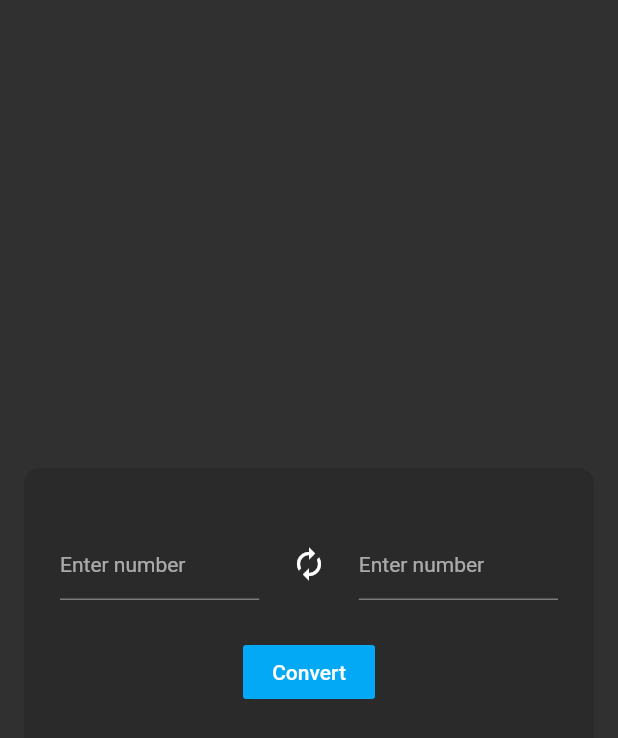
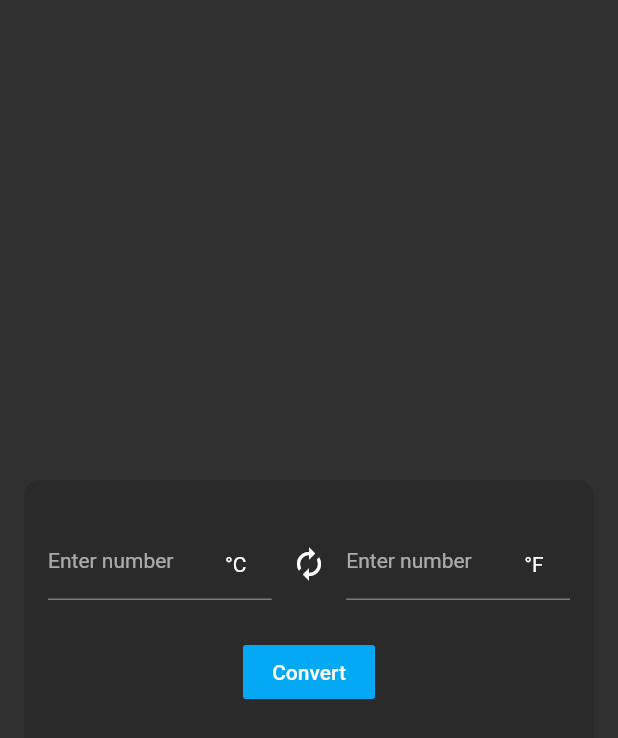
Before and after one commit to nguyenchitien/day01_ex, a Flutter app: the screen it shows after launch, on a phone screen of 412 x 824 dp. Shown: the top 738 px of the screen. Run offline on Flutter 3.47's test engine with Material 2 defaults, Android fonts, the phone set to English and light mode, and no system bars.

Commit message:
Fix suffic TextField

```diff
--- a/lib/ex_1.dart
+++ b/lib/ex_1.dart
@@ -26,7 +26,7 @@ class _Ex1State extends State<Ex1> {
       body: Center(
         child: Container(
           margin: EdgeInsets.symmetric(horizontal: 16),
-          padding: EdgeInsets.symmetric(horizontal: 24, vertical: 40),
+          padding: EdgeInsets.symmetric(horizontal: 16, vertical: 32),
           decoration: BoxDecoration(
               color: Colors.black12, borderRadius: BorderRadius.circular(10)),
           child: Column(
@@ -36,7 +36,7 @@ class _Ex1State extends State<Ex1> {
                 crossAxisAlignment: CrossAxisAlignment.center,
                 children: [
                   Expanded(
-                    flex: 2,
+                    flex: 3,
                     child: TextField(
                       onTap: () {
                         setState(() {
@@ -49,8 +49,12 @@ class _Ex1State extends State<Ex1> {
                       decoration: InputDecoration(
                         hintText: "Enter number",
                         hintStyle: TextStyle(fontSize: 14),
-                        suffix: Text(
-                          "°C",
+                        suffixIcon: Container(
+                          width: 15,
+                          height: 15,
+                          child: Center(
+                            child: Text("°C"),
+                          ),
                         ),
                       ),
                       onChanged: (str) {
@@ -63,7 +67,7 @@ class _Ex1State extends State<Ex1> {
                     child: Icon(Icons.autorenew_outlined),
                   ),
                   Expanded(
-                    flex: 2,
+                    flex: 3,
                     child: TextField(
                       onTap: () {
                         setState(() {
@@ -76,7 +80,14 @@ class _Ex1State extends State<Ex1> {
                       decoration: InputDecoration(
                         hintText: "Enter number",
                         hintStyle: TextStyle(fontSize: 14),
-                        suffix: Text("°F"),
+                        // suffixText: "°F",
+                        suffixIcon: Container(
+                          width: 15,
+                          height: 15,
+                          child: Center(
+                            child: Text("°F"),
+                          ),
+                        ),
                       ),
                       onChanged: (str) {
                         currValue = int.parse(str);
```
